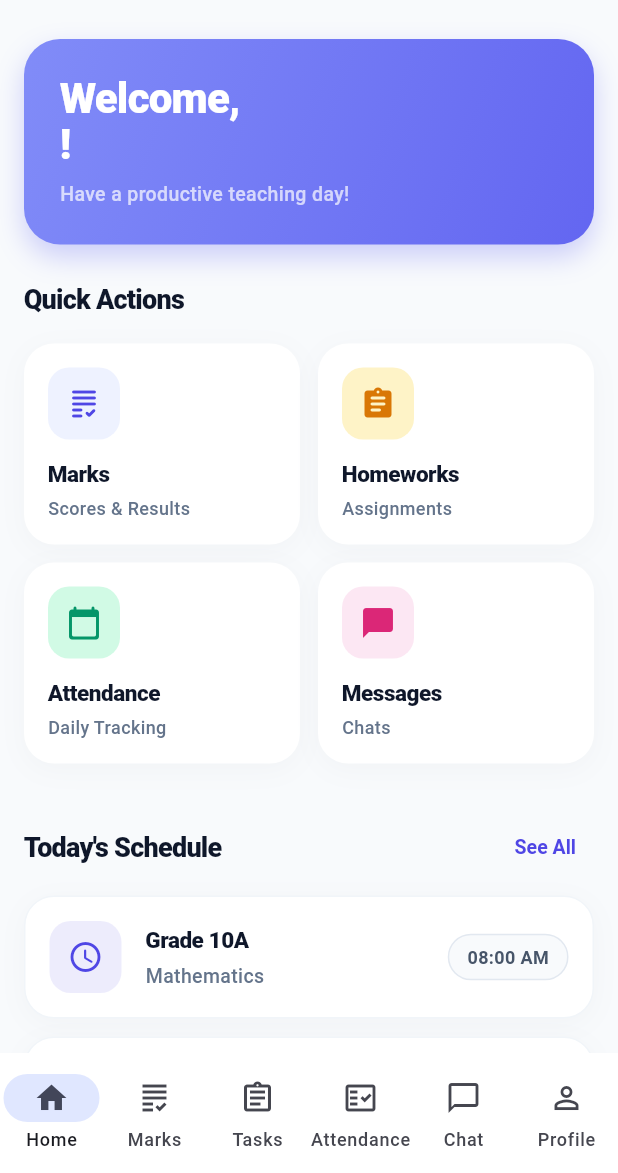
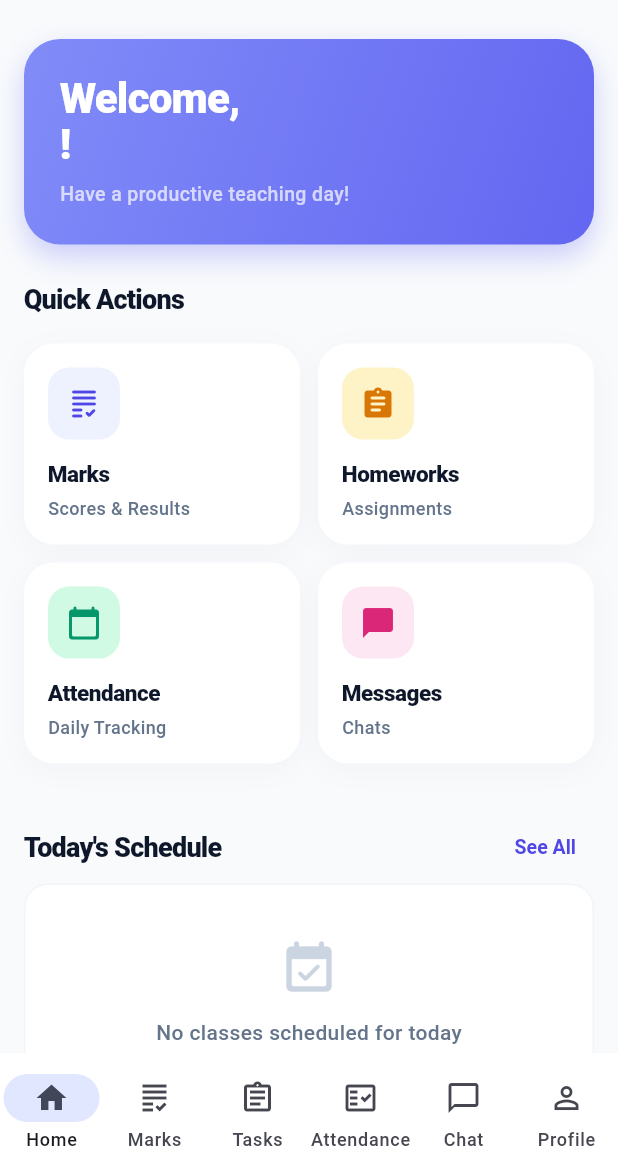
Before and after one commit to Nisal1067/schoolbridge, a Flutter app: the TeacherDashboard screen opened directly, on a phone screen of 412 x 824 dp, the part 63-1236 px from its top. Run offline on Flutter 3.47's test engine with Material 3 defaults, Android fonts, the phone set to English and light mode, and no system bars; our stand-ins replace cloud_firestore, file_picker, firebase_auth, firebase_core, firebase_storage, pdf and 2 more; missing offline and left inert: dart:js_interop, file_saver; accounts and stored records are empty.

Commit message:
modify teacher dashboard

```diff
--- a/lib/dashboards/screens/teacher_dashboard.dart
+++ b/lib/dashboards/screens/teacher_dashboard.dart
@@ -375,15 +375,54 @@ class _TeacherHome extends StatelessWidget {
                       ),
                     ],
                   ),
-                  const SizedBox(height: 8),
-                  const _ScheduleCard(time: '08:00 AM', grade: 'Grade 10A', subject: 'Mathematics', color: Color(0xFF4F46E5)),
-                  const SizedBox(height: 12),
-                  const _ScheduleCard(time: '10:00 AM', grade: 'Grade 9B', subject: 'Mathematics', color: Color(0xFF4F46E5)),
-                  const SizedBox(height: 12),
-                  const _ScheduleCard(time: '11:00 AM', grade: 'Grade 8D', subject: 'Homework Review', color: Color(0xFF059669)),
-                  const SizedBox(height: 12),
-                  const _ScheduleCard(time: '12:00 PM', grade: 'Grade 11A', subject: 'Homework Review', color: Color(0xFF059669)),
-                  const SizedBox(height: 40),
+                  StreamBuilder<DocumentSnapshot<Map<String, dynamic>>>(
+                    stream: FirebaseFirestore.instance.collection('users').doc(FirebaseAuth.instance.currentUser?.uid).snapshots(),
+                    builder: (context, snapshot) {
+                      if (snapshot.connectionState == ConnectionState.waiting) {
+                        return const Center(child: CircularProgressIndicator());
+                      }
+                      final data = snapshot.hasData ? snapshot.data!.data() ?? {} : {};
+                      final schedule = data['schedule'] is List ? data['schedule'] as List : [];
+
+                      if (schedule.isEmpty) {
+                        return Container(
+                          width: double.infinity,
+                          padding: const EdgeInsets.symmetric(vertical: 36),
+                          decoration: BoxDecoration(
+                            color: Colors.white,
+                            borderRadius: BorderRadius.circular(16),
+                            border: Border.all(color: const Color(0xFFF1F5F9))
+                          ),
+                          child: const Column(
+                            mainAxisAlignment: MainAxisAlignment.center,
+                            children: [
+                              Icon(Icons.event_available_rounded, size: 40, color: Color(0xFFCBD5E1)),
+                              SizedBox(height: 12),
+                              Text('No classes scheduled for today', style: TextStyle(color: Color(0xFF64748B), fontWeight: FontWeight.w500)),
+                            ]
+                          )
+                        );
+                      }
+
+                      return Column(
+                        children: schedule.map((item) {
+                          if (item is! Map) return const SizedBox.shrink();
+                          final time = item['time']?.toString() ?? 'N/A';
+                          final grade = item['className']?.toString() ?? 'Unknown Class';
+                          final subject = item['subject']?.toString() ?? 'General';
+                          // Give some variety in color based on index or subject
+                          final isMath = subject.toLowerCase().contains('math');
+                          final isSci = subject.toLowerCase().contains('sci');
+                          final color = isMath ? const Color(0xFF4F46E5) : (isSci ? const Color(0xFFD97706) : const Color(0xFF059669));
+
+                          return Padding(
+                            padding: const EdgeInsets.only(bottom: 12),
+                            child: _ScheduleCard(time: time, grade: grade, subject: subject, color: color),
+                          );
+                        }).toList(),
+                      );
+                    },
+                  ),
                 ],
               ),
             ),
```
